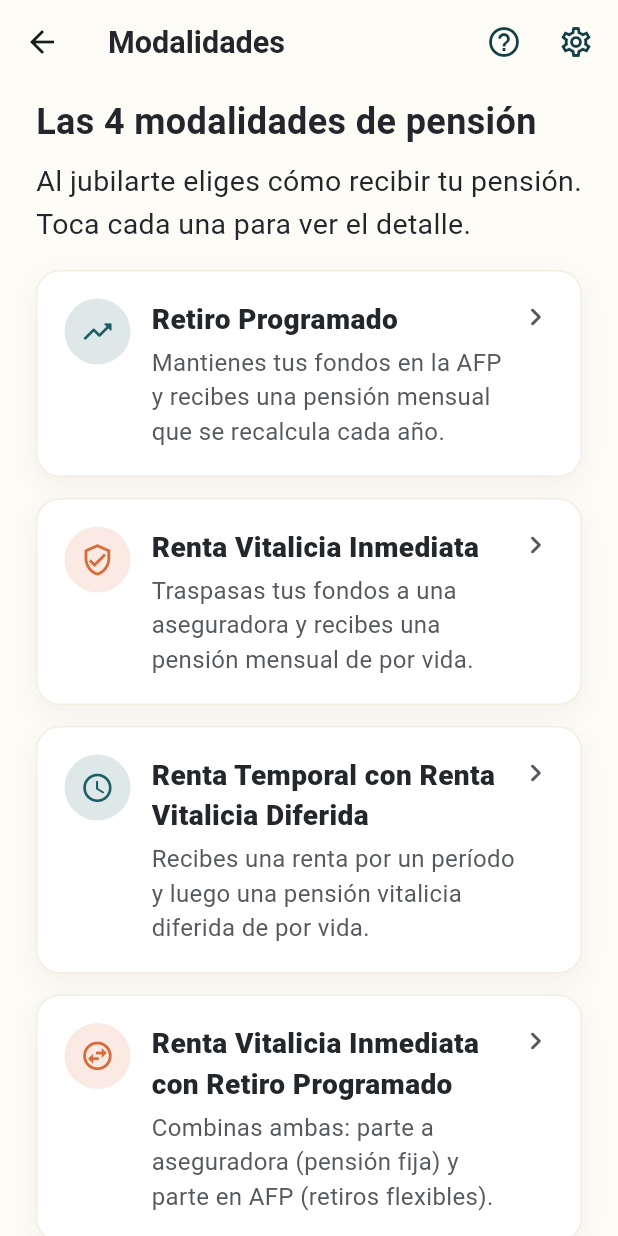
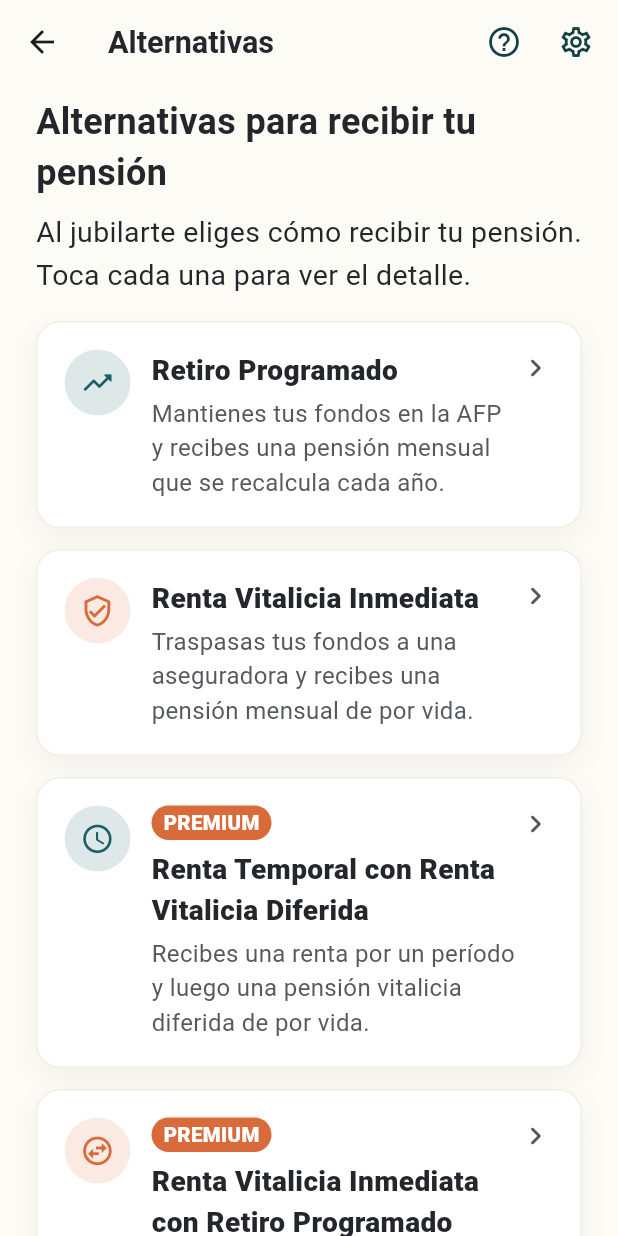
Before and after one commit to all-f0-ru/jubilo-app, a Flutter app: the ModalidadesListScreen screen opened directly, on a phone screen of 412 x 824 dp. Run offline on Flutter 3.47's test engine with Material 3 defaults, Android fonts, the phone set to English and light mode, and no system bars; our stand-ins replace cloud_firestore, firebase_auth, firebase_core, flutter_tts, google_fonts, in_app_purchase and 1 more; accounts and stored records are empty; generated files the repository leaves out were written again; network calls fail; Roboto replaces fonts that are missing (Atkinson Hyperlegible).

Commit message:
Modalidades combinadas pasan a Premium con etiqueta visible

```diff
--- a/lib/screens/modalidades/modalidades_list_screen.dart
+++ b/lib/screens/modalidades/modalidades_list_screen.dart
@@ -12,6 +12,11 @@ import 'modalidad_detail_screen.dart';
 /// Pestaña "Modalidades": lista siempre accesible de las 4 modalidades
 /// de pensión que existen en Chile, independiente del Simulador (antes
 /// solo aparecían como resultado de responder las 4 preguntas).
+/// Modalidades combinadas: función Premium.
+bool _esPremium(String id) =>
+    id == 'renta_temporal_vitalicia_diferida' ||
+    id == 'renta_vitalicia_con_retiro_programado';
+
 class ModalidadesListScreen extends StatelessWidget {
   const ModalidadesListScreen({super.key});
 
@@ -23,12 +28,12 @@ class ModalidadesListScreen extends StatelessWidget {
 
     return Scaffold(
       backgroundColor: hc ? Colors.white : AppColors.cream,
-      appBar: jubiloAppBar(context, title: 'Modalidades', highContrast: hc),
+      appBar: jubiloAppBar(context, title: 'Alternativas', highContrast: hc),
       body: SafeArea(
         child: ListView(
           padding: const EdgeInsets.fromLTRB(24, 8, 24, 24),
           children: [
-            Text('Las 4 modalidades de pensión',
+            Text('Alternativas para recibir tu pensión',
                 style: AppTextStyles.heading(scale, color: hc ? Colors.black : null)),
             const SizedBox(height: 8),
             Text(
@@ -60,6 +65,22 @@ class ModalidadesListScreen extends StatelessWidget {
                         child: Column(
                           crossAxisAlignment: CrossAxisAlignment.start,
                           children: [
+                            if (_esPremium(m.id)) ...[
+                              Container(
+                                padding: const EdgeInsets.symmetric(
+                                    horizontal: 8, vertical: 2),
+                                decoration: BoxDecoration(
+                                  color: hc ? Colors.black : AppColors.coral,
+                                  borderRadius: BorderRadius.circular(20),
+                                ),
+                                child: Text('PREMIUM',
+                                    style: AppTextStyles.small(scale * 0.85,
+                                            color: Colors.white)
+                                        .copyWith(
+                                            fontWeight: FontWeight.w800)),
+                              ),
+                              const SizedBox(height: 6),
+                            ],
                             Text(m.nombre,
                                 style: AppTextStyles.heading(scale * 0.78,
                                         color: hc ? Colors.black : null)
```
Also changed, not shown: lib/core/widgets/premium_sheet.dart (+22 -3 lines), lib/screens/modalidades/modalidad_detail_screen.dart (+9 -1 lines).
